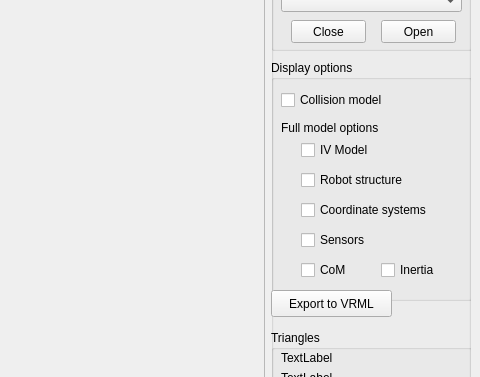
First picture: the form in VirtualRobot/examples/RobotViewer/RobotViewer.ui, repository softbankrobotics-research/Simox, before the edit; both pictures show x 623 to 1103 and y 379 to 756 of the 1103 by 840 pixel window.
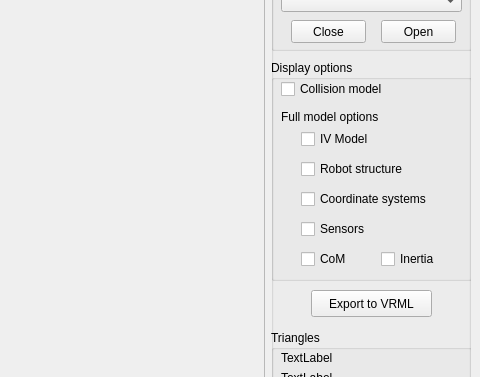
Second picture: the form after the edit.

Patch:
```diff
--- a/VirtualRobot/examples/RobotViewer/RobotViewer.ui
+++ b/VirtualRobot/examples/RobotViewer/RobotViewer.ui
@@ -55,7 +55,7 @@
          <x>0</x>
          <y>430</y>
          <width>201</width>
-         <height>241</height>
+         <height>221</height>
         </rect>
        </property>
        <property name="title">
@@ -65,7 +65,7 @@
         <property name="geometry">
          <rect>
           <x>10</x>
-          <y>30</y>
+          <y>19</y>
           <width>131</width>
           <height>20</height>
          </rect>
@@ -78,7 +78,7 @@
         <property name="geometry">
          <rect>
           <x>30</x>
-          <y>110</y>
+          <y>99</y>
           <width>131</width>
           <height>20</height>
          </rect>
@@ -91,7 +91,7 @@
         <property name="geometry">
          <rect>
           <x>30</x>
-          <y>140</y>
+          <y>129</y>
           <width>131</width>
           <height>20</height>
          </rect>
@@ -104,7 +104,7 @@
         <property name="geometry">
          <rect>
           <x>30</x>
-          <y>80</y>
+          <y>69</y>
           <width>131</width>
           <height>20</height>
          </rect>
@@ -117,7 +117,7 @@
         <property name="geometry">
          <rect>
           <x>10</x>
-          <y>60</y>
+          <y>49</y>
           <width>131</width>
           <height>16</height>
          </rect>
@@ -130,7 +130,7 @@
         <property name="geometry">
          <rect>
           <x>30</x>
-          <y>200</y>
+          <y>189</y>
           <width>71</width>
           <height>20</height>
          </rect>
@@ -143,7 +143,7 @@
         <property name="geometry">
          <rect>
           <x>110</x>
-          <y>200</y>
+          <y>189</y>
           <width>81</width>
           <height>20</height>
          </rect>
@@ -156,7 +156,7 @@
         <property name="geometry">
          <rect>
           <x>30</x>
-          <y>170</y>
+          <y>159</y>
           <width>131</width>
           <height>20</height>
          </rect>
@@ -444,7 +444,7 @@
       <widget class="QPushButton" name="ExportVRML20">
        <property name="geometry">
         <rect>
-         <x>0</x>
+         <x>40</x>
          <y>660</y>
          <width>121</width>
          <height>27</height>
```
Left out of the diff: 5 changed lines with no effect on the pictures.
